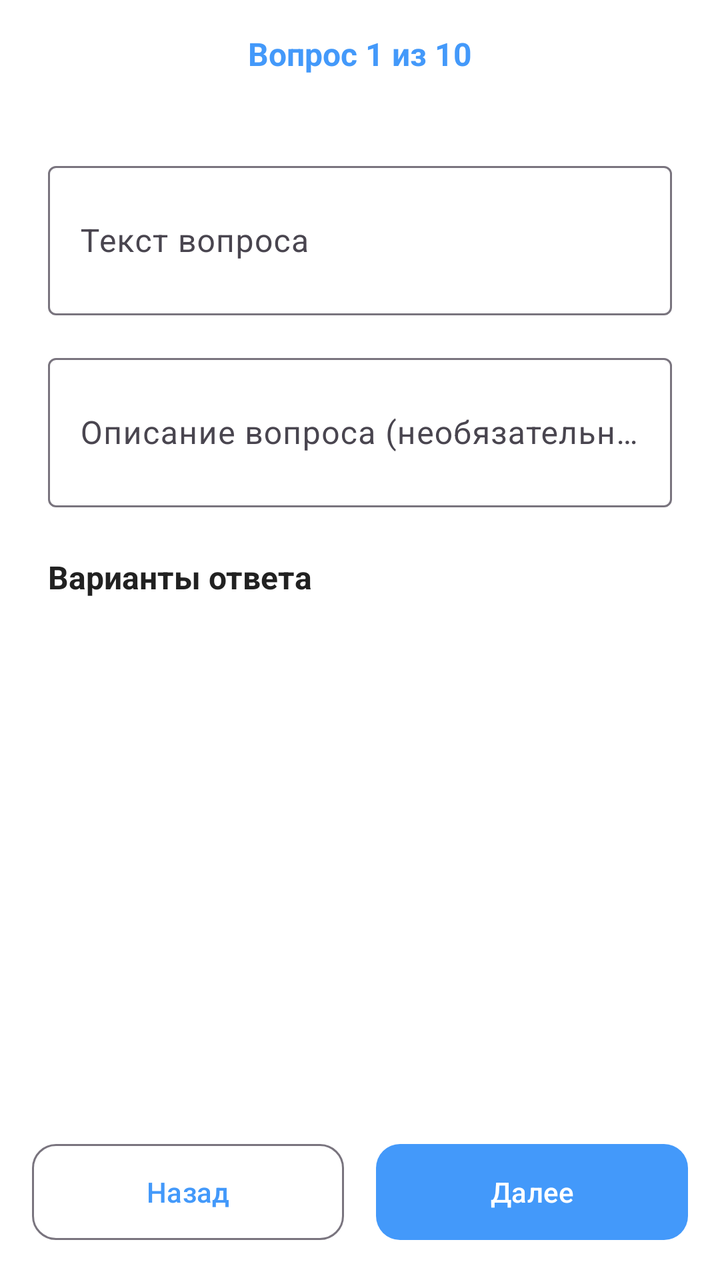
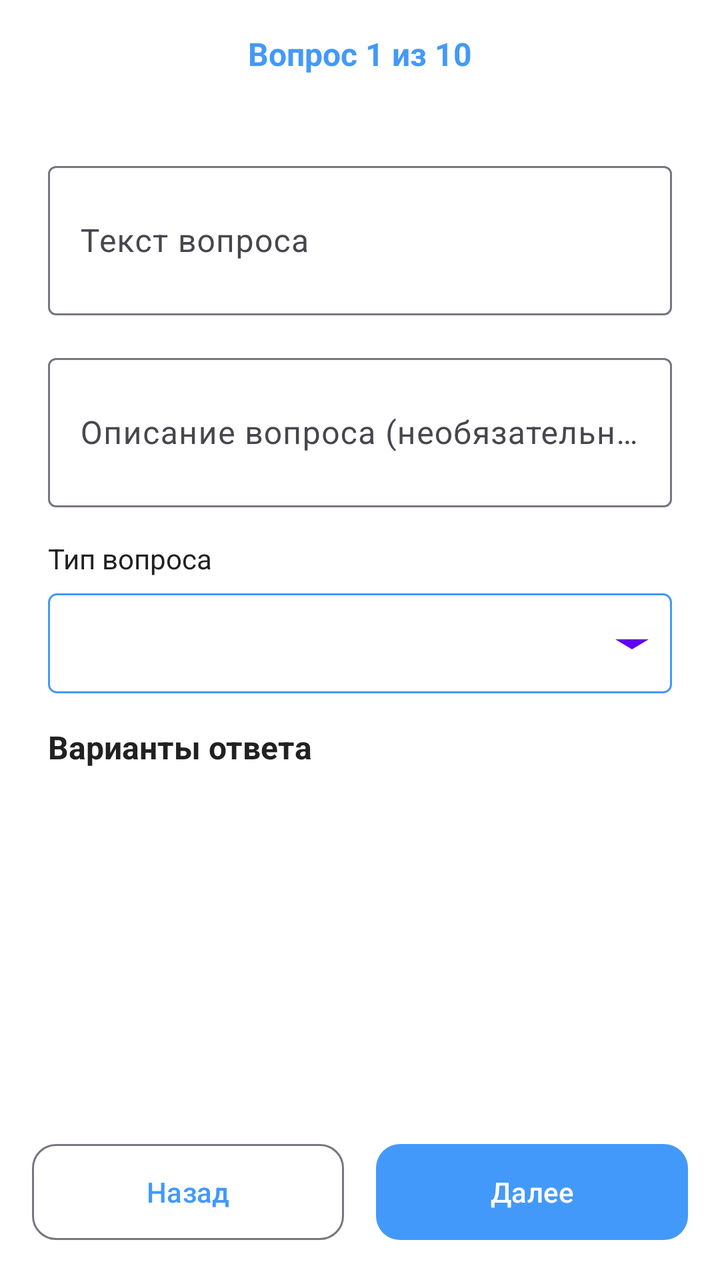

Compare the two renders of this Android layout. The source of the first and the diff that turns it into the second are given below.
<!-- AndroidManifest.xml: application theme Theme.Questify -->
<!-- res/layout/fragment_create_questions.xml -->
<?xml version="1.0" encoding="utf-8"?>
<LinearLayout xmlns:android="http://schemas.android.com/apk/res/android"
    xmlns:app="http://schemas.android.com/apk/res-auto"
    android:layout_width="match_parent"
    android:layout_height="match_parent"
    android:orientation="vertical"
    android:background="@color/background">

    
    <TextView
        android:id="@+id/tvProgress"
        android:layout_width="match_parent"
        android:layout_height="wrap_content"
        android:text="Вопрос 1 из 10"
        android:textSize="16sp"
        android:textStyle="bold"
        android:textColor="@color/primary"
        android:padding="16dp"
        android:gravity="center"/>

    <ScrollView
        android:layout_width="match_parent"
        android:layout_height="0dp"
        android:layout_weight="1"
        android:fillViewport="true">

        <LinearLayout
            android:layout_width="match_parent"
            android:layout_height="wrap_content"
            android:orientation="vertical"
            android:padding="24dp">

            
            <com.google.android.material.textfield.TextInputLayout
                android:layout_width="match_parent"
                android:layout_height="wrap_content"
                android:hint="Текст вопроса"
                android:layout_marginBottom="16dp"
                app:boxBackgroundMode="outline">

                <com.google.android.material.textfield.TextInputEditText
                    android:id="@+id/etQuestion"
                    android:layout_width="match_parent"
                    android:layout_height="wrap_content"
                    android:inputType="textMultiLine"
                    android:minLines="2"
                    android:maxLines="4"/>

            </com.google.android.material.textfield.TextInputLayout>

            
            <com.google.android.material.textfield.TextInputLayout
                android:layout_width="match_parent"
                android:layout_height="wrap_content"
                android:hint="Описание вопроса (необязательно)"
                android:layout_marginBottom="24dp"
                app:boxBackgroundMode="outline">

                <com.google.android.material.textfield.TextInputEditText
                    android:id="@+id/etQuestionDescription"
                    android:layout_width="match_parent"
                    android:layout_height="wrap_content"
                    android:inputType="textMultiLine"
                    android:minLines="2"
                    android:maxLines="3"/>

            </com.google.android.material.textfield.TextInputLayout>

            <TextView
                android:layout_width="wrap_content"
                android:layout_height="wrap_content"
                android:text="Варианты ответа"
                android:textSize="16sp"
                android:textStyle="bold"
                android:textColor="@color/text_primary"
                android:layout_marginBottom="12dp"/>

            
            <LinearLayout
                android:id="@+id/answersContainer"
                android:layout_width="match_parent"
                android:layout_height="wrap_content"
                android:orientation="vertical"/>

        </LinearLayout>

    </ScrollView>

    
    <LinearLayout
        android:layout_width="match_parent"
        android:layout_height="wrap_content"
        android:orientation="horizontal"
        android:padding="16dp"
        android:gravity="center">

        <com.google.android.material.button.MaterialButton
            android:id="@+id/btnPrevious"
            android:layout_width="0dp"
            android:layout_height="56dp"
            android:layout_weight="1"
            android:text="Назад"
            android:layout_marginEnd="8dp"
            app:cornerRadius="12dp"
            style="@style/Widget.Material3.Button.OutlinedButton"/>

        <com.google.android.material.button.MaterialButton
            android:id="@+id/btnNext"
            android:layout_width="0dp"
            android:layout_height="56dp"
            android:layout_weight="1"
            android:text="Далее"
            android:layout_marginStart="8dp"
            app:cornerRadius="12dp"/>

    </LinearLayout>

    <ProgressBar
        android:id="@+id/progressBar"
        android:layout_width="wrap_content"
        android:layout_height="wrap_content"
        android:layout_gravity="center"
        android:visibility="gone"/>

</LinearLayout>
<!-- resources referenced by this layout -->
<resources>
  <color name="background">#FFFFFF</color>
  <color name="primary">#4399fa</color>
  <color name="text_primary">#212121</color>
  <style name="Theme.Questify" parent="Base.Theme.Questify" />
  <style name="Base.Theme.Questify" parent="Theme.Material3.Light.NoActionBar">
  
          
          <item name="colorPrimary">@color/primary</item>
          <item name="colorOnPrimary">@color/white</item>
  
          
          <item name="colorSecondary">@color/primary_light</item>
          <item name="colorOnSecondary">@color/white</item>
  
          
          <item name="android:statusBarColor">@color/white</item>
          <item name="android:windowLightStatusBar">true</item>
  
          <item name="android:navigationBarColor">@color/white</item>
  
          
          <item name="android:windowBackground">@color/background</item>
  
      </style>
  <color name="white">#FFFFFF</color>
  <color name="primary_light">#8B85FF</color>
</resources>

<!-- the commit's change to res/layout/fragment_create_questions.xml (unified diff, before → after) -->
@@ -53,7 +53,7 @@
                 android:layout_width="match_parent"
                 android:layout_height="wrap_content"
                 android:hint="Описание вопроса (необязательно)"
-                android:layout_marginBottom="24dp"
+                android:layout_marginBottom="16dp"
                 app:boxBackgroundMode="outline">
 
                 <com.google.android.material.textfield.TextInputEditText
@@ -65,6 +65,50 @@
                     android:maxLines="3"/>
 
             </com.google.android.material.textfield.TextInputLayout>
+
+            
+            <TextView
+                android:layout_width="wrap_content"
+                android:layout_height="wrap_content"
+                android:text="Тип вопроса"
+                android:textSize="14sp"
+                android:textColor="@color/text_primary"
+                android:layout_marginBottom="8dp"/>
+
+            <Spinner
+                android:id="@+id/spinnerQuestionType"
+                android:layout_width="match_parent"
+                android:layout_height="50dp"
+                android:background="@drawable/spinner_background"
+                android:padding="12dp"
+                android:layout_marginBottom="16dp"/>
+
+            
+            <LinearLayout
+                android:id="@+id/layoutMaxPoints"
+                android:layout_width="match_parent"
+                android:layout_height="wrap_content"
+                android:orientation="vertical"
+                android:visibility="gone">
+
+                <com.google.android.material.textfield.TextInputLayout
+                    android:layout_width="match_parent"
+                    android:layout_height="wrap_content"
+                    android:hint="Максимальные баллы за вопрос"
+                    android:layout_marginBottom="16dp"
+                    app:boxBackgroundMode="outline">
+
+                    <com.google.android.material.textfield.TextInputEditText
+                        android:id="@+id/etMaxPoints"
+                        android:layout_width="match_parent"
+                        android:layout_height="wrap_content"
+                        android:inputType="number"
+                        android:text="1"
+                        android:maxLines="1"/>
+
+                </com.google.android.material.textfield.TextInputLayout>
+
+            </LinearLayout>
 
             <TextView
                 android:layout_width="wrap_content"
<!-- resource entries referenced after the edit -->
@@ -3,6 +3,39 @@
   <color name="background">#FFFFFF</color>
   <color name="primary">#4399fa</color>
   <color name="text_primary">#212121</color>
+  <!-- drawable spinner_background (drawable) -->
+  <?xml version="1.0" encoding="utf-8"?>
+  <layer-list xmlns:android="http://schemas.android.com/apk/res/android">
+  
+      
+      <item>
+          <shape>
+              <solid android:color="#FFFFFF" />
+              <stroke android:width="1dp" android:color="@color/primary" />
+              <corners android:radius="4dp" />
+          </shape>
+      </item>
+  
+      
+      <item
+          android:gravity="end|center_vertical"
+          android:width="40dp"
+          android:height="24dp">
+  
+          <vector xmlns:android="http://schemas.android.com/apk/res/android"
+              android:width="24dp"
+              android:height="24dp"
+              android:viewportWidth="24"
+              android:viewportHeight="24">
+  
+              <path
+                  android:fillColor="@color/colorPrimary"
+                  android:pathData="M7,10L12,15L17,10H7Z" />
+          </vector>
+  
+      </item>
+  
+  </layer-list>
   <style name="Theme.Questify" parent="Base.Theme.Questify" />
   <style name="Base.Theme.Questify" parent="Theme.Material3.Light.NoActionBar">
   
